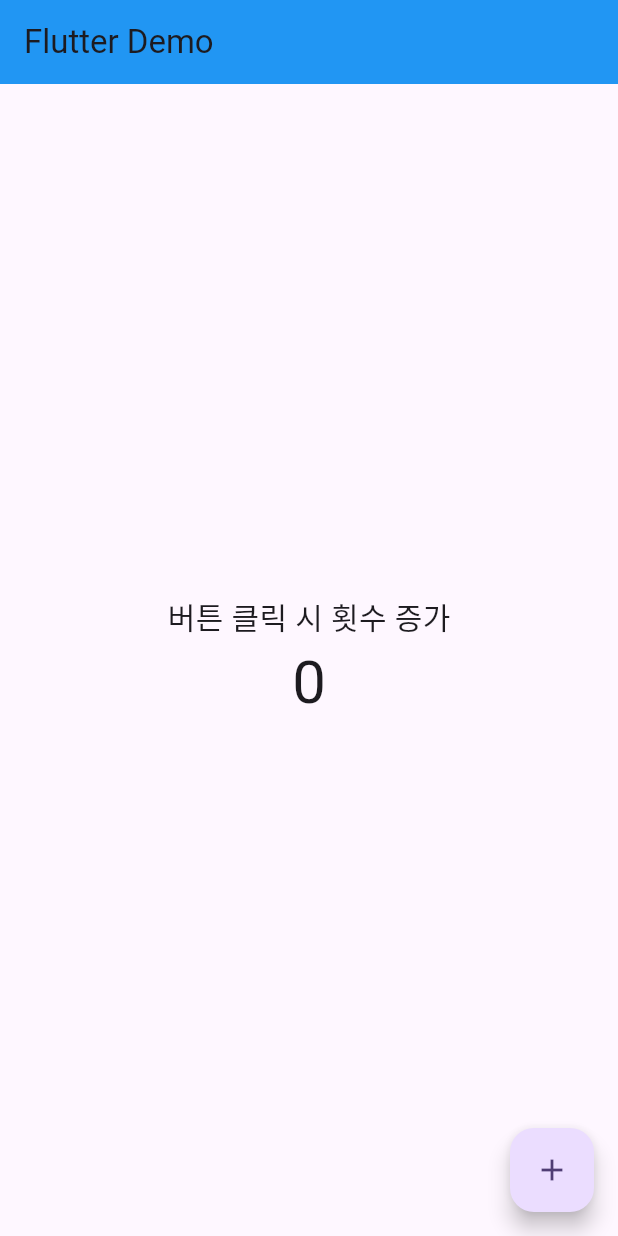
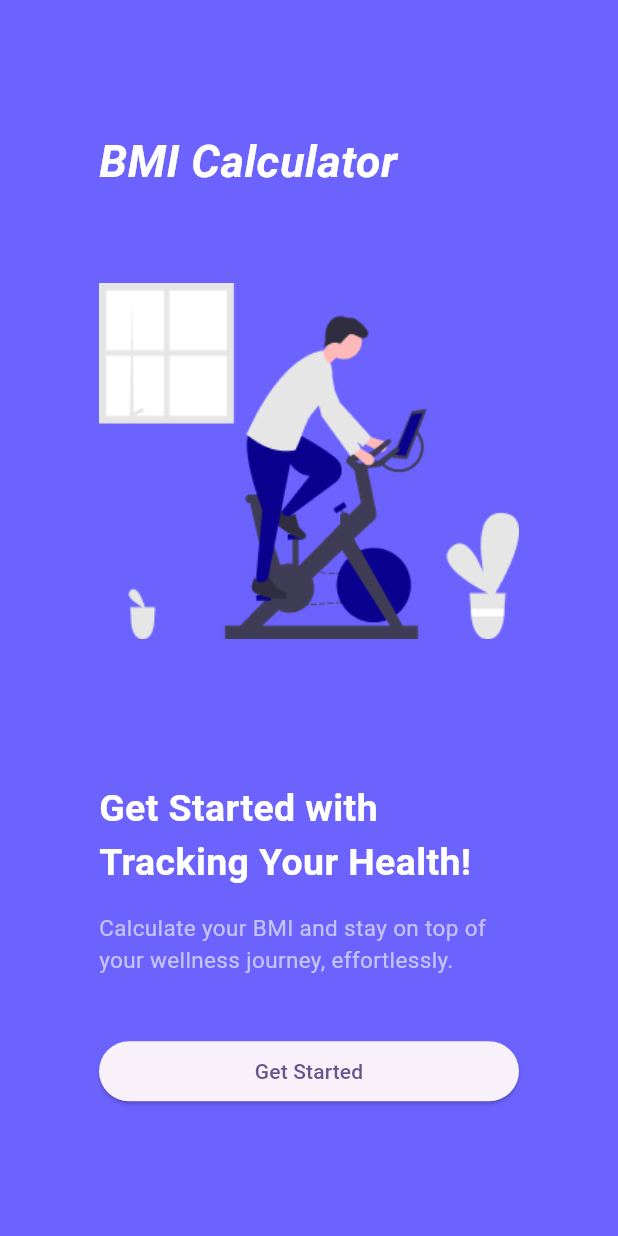
Before and after one commit to JAEJUN0124/daelim_2025-3-1_projcet1, a Flutter app: the screen it shows after launch, on a phone screen of 412 x 824 dp. Run offline on Flutter 3.47's test engine with Material 3 defaults, Android fonts, the light colour scheme and no system bars.

Commit message:
5주차 과제

```diff
--- a/lib/main.dart
+++ b/lib/main.dart
@@ -1,7 +1,6 @@
-import 'package:daelim_2025/presentation/mt_app.dart';
+import 'package:daelim_2025/presentation/my_app.dart';
 import 'package:flutter/material.dart';
 import 'package:flutter/cupertino.dart';
-
 
 void main() {
   runApp(const MyApp());
--- a/lib/presentation/mt_app.dart
+++ b/lib/presentation/my_app.dart
@@ -1,4 +1,4 @@
-import 'package:daelim_2025/presentation/home/home_screen.dart';
+import 'package:daelim_2025/presentation/start/start_screen.dart';
 import 'package:flutter/material.dart';
 
 class MyApp extends StatelessWidget {
@@ -11,7 +11,7 @@ class MyApp extends StatelessWidget {
       theme: ThemeData(
         colorScheme: ColorScheme.fromSeed(seedColor: Colors.deepPurple),
       ),
-      home: HomeScreen(),
+      home: StartScreen(),
     );
   }
 }
--- /dev/null
+++ b/lib/presentation/start/start_screen.dart
@@ -0,0 +1,77 @@
+import 'package:flutter/material.dart';
+
+class StartScreen extends StatelessWidget {
+  const StartScreen({super.key});
+
+  // 타이틀 위젯
+  Widget _buildAppName() {
+    return Text(
+      'BMI Calculator',
+      style: TextStyle(
+        color: Colors.white,
+        fontSize: 30,
+        fontStyle: FontStyle.italic,
+        fontWeight: FontWeight.bold,
+      ),
+    );
+  }
+
+  // 타이틀
+  Widget _buildTitle() {
+    return Text(
+      'Get Started with\nTracking Your Health!',
+      style: TextStyle(
+        color: Colors.white,
+        fontSize: 25,
+        fontWeight: FontWeight.bold,
+      ),
+    );
+  }
+
+  // 설명
+  Widget _buildDescription() {
+    return Text(
+      'Calculate your BMI and stay on top of your wellness journey, effortlessly.',
+      style: TextStyle(color: Color(0xFFC6C3F9), fontSize: 15),
+    );
+  }
+
+  // 시작 버튼
+  Widget _buildStartButton() {
+    return SizedBox(
+      width: double.infinity,
+      child: ElevatedButton(onPressed: () {}, child: Text('Get Started')),
+    );
+  }
+
+  @override
+  Widget build(BuildContext context) {
+    return Scaffold(
+      backgroundColor: Color(0xFF6C63FF),
+      body: SafeArea(
+        child: Center(
+          child: Container(
+            width: 280,
+            margin: const EdgeInsets.symmetric(horizontal: 30),
+            alignment: Alignment.center,
+            child: Column(
+              crossAxisAlignment: CrossAxisAlignment.start,
+              mainAxisAlignment: MainAxisAlignment.center,
+              children: [
+                _buildAppName(),
+                SizedBox(height: 60),
+                Image.asset('assets/images/bike.png'),
+                SizedBox(height: 95),
+                _buildTitle(),
+                SizedBox(height: 15),
+                _buildDescription(),
+                SizedBox(height: 40),
+                _buildStartButton(),
+              ],
+            ),
+          ),
+        ),
+      ),
+    );
+  }
+}
```
Also changed, not shown: pubspec.yaml (+3 -9 lines), assets/images/bike.png (added).
